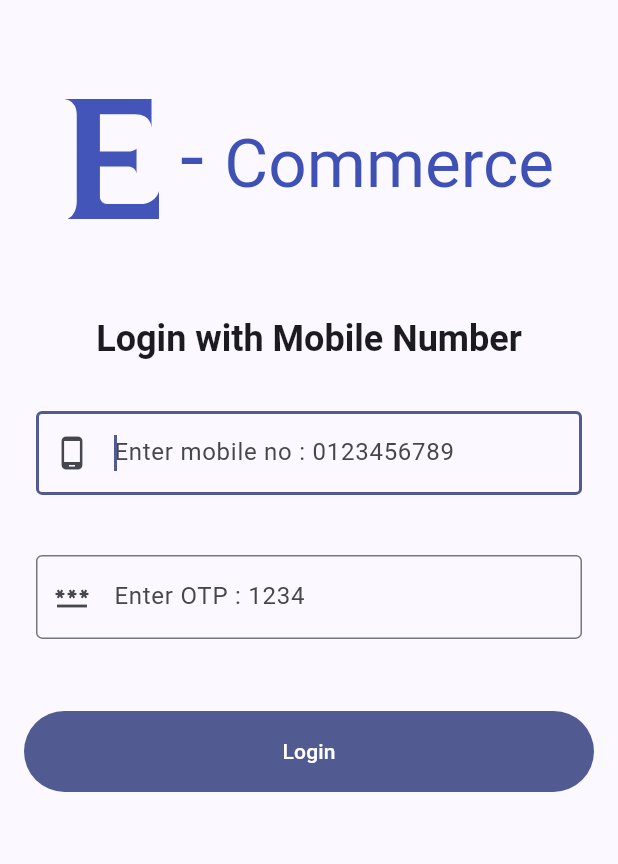
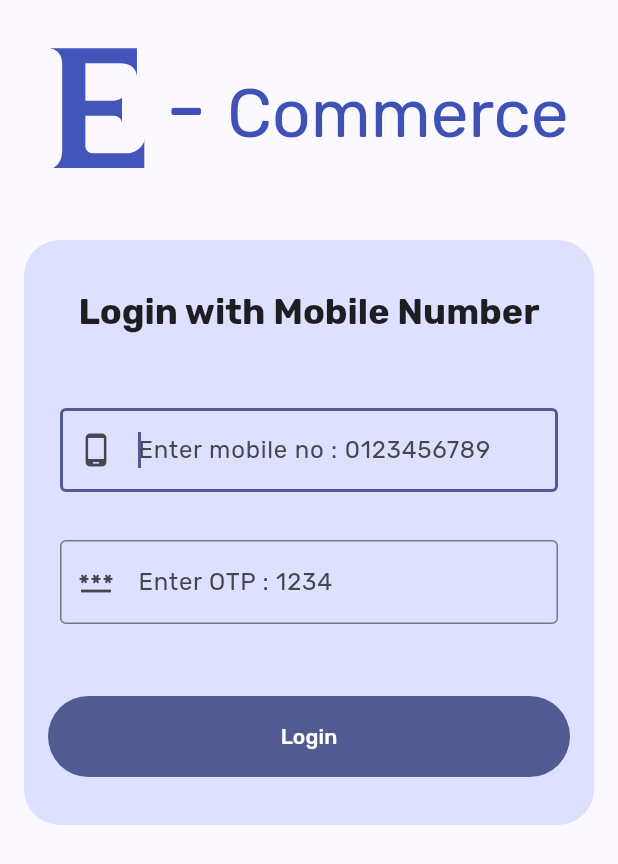
Before and after one commit to ThePunisher569/ecommerce, a Flutter app: the screen it shows after launch, on a phone screen of 412 x 824 dp. Shown: the top 864 px of the screen. Run offline on Flutter 3.47's test engine with Material 2 defaults, Android fonts, the phone set to English and light mode, and no system bars; our stand-ins replace cached_network_image, equatable, flutter_bloc, flutter_svg, google_fonts, logger and 2 more; accounts and stored records are empty.

Commit message:
Changed version to 1.0.1. Login and store widget UI improved. Changed app font to Rubik.

```diff
--- a/lib/main.dart
+++ b/lib/main.dart
@@ -1,5 +1,6 @@
 import 'package:flutter/material.dart';
 import 'package:flutter_bloc/flutter_bloc.dart';
+import 'package:google_fonts/google_fonts.dart';
 
 import 'bloc/cart_bloc.dart';
 import 'bloc/products_bloc.dart';
@@ -30,6 +31,7 @@ class MyApp extends StatelessWidget {
           debugShowCheckedModeBanner: false,
           theme: ThemeData(
             colorScheme: ColorScheme.fromSeed(seedColor: Colors.indigo),
+            textTheme: GoogleFonts.rubikTextTheme(),
             useMaterial3: true,
           ),
           home: const Login(),
--- a/lib/ui/login/login_screen.dart
+++ b/lib/ui/login/login_screen.dart
@@ -46,23 +46,33 @@ class _LoginState extends State<Login> {
   Widget build(BuildContext context) {
     return Scaffold(
       resizeToAvoidBottomInset: false,
-      body: Container(
-        alignment: Alignment.center,
-        height: MediaQuery.sizeOf(context).height,
+      appBar: PreferredSize(
+        preferredSize:
+            Size.fromHeight(MediaQuery.sizeOf(context).height * 0.14),
+        child: const Padding(
+          padding: EdgeInsets.only(top: 32.0),
+          child: Logo(),
+        ),
+      ),
+      body: SingleChildScrollView(
         padding: EdgeInsets.only(
           left: 16,
           right: 16,
-          top: MediaQuery.sizeOf(context).height * 0.08,
+          top: 48,
           bottom: MediaQuery.viewInsetsOf(context).bottom,
+        ),
+        physics: const NeverScrollableScrollPhysics(),
+        child: Container(
+          padding: const EdgeInsets.only(left: 16, right: 16, top: 32,bottom: 32),
+          decoration: BoxDecoration(
+            color: Theme.of(context).colorScheme.primaryContainer,
+            borderRadius: BorderRadius.circular(24),
           ),
           child: Form(
             key: _formKey,
             child: Column(
               children: [
-              const Logo(),
-              Constants.gap64V,
-              Flexible(
-                child: Text(
+                Text(
                   'Login with Mobile Number',
                   style: Theme.of(context)
                       .textTheme
@@ -70,10 +80,8 @@ class _LoginState extends State<Login> {
                       ?.copyWith(fontWeight: FontWeight.bold),
                   textAlign: TextAlign.start,
                 ),
-              ),
-              Constants.gap16V,
+                Constants.gap32V,
                 PhoneInputField(phoneCtrl: phoneCtrl),
-              Constants.gap8V,
                 OTPInputField(otpCtrl: otpCtrl),
                 Constants.gap32V,
                 FilledButton(
@@ -87,6 +95,7 @@ class _LoginState extends State<Login> {
             ),
           ),
         ),
+      ),
     );
   }
 }
--- a/pubspec.yaml
+++ b/pubspec.yaml
@@ -16,7 +16,7 @@ publish_to: 'none' # Remove this line if you wish to publish to pub.dev
 # https://developer.apple.com/library/archive/documentation/General/Reference/InfoPlistKeyReference/Articles/CoreFoundationKeys.html
 # In Windows, build-name is used as the major, minor, and patch parts
 # of the product and file versions while build-number is used as the build suffix.
-version: 1.0.0+1
+version: 1.0.1
 
 environment:
   sdk: '>=3.1.0 <4.0.0'
```
Also changed, not shown: lib/ui/store/store_options_screen.dart (+7 -12 lines), lib/ui/store/store_widget.dart (+38 -14 lines). Lines whose indentation alone changed are shown as unchanged.
